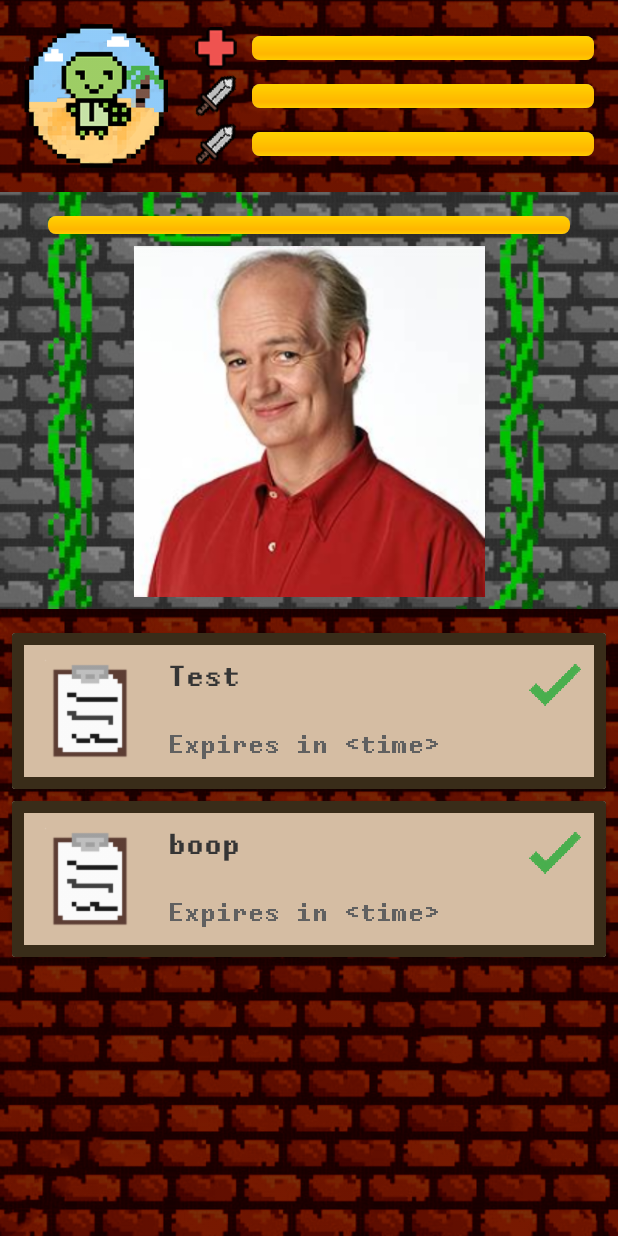
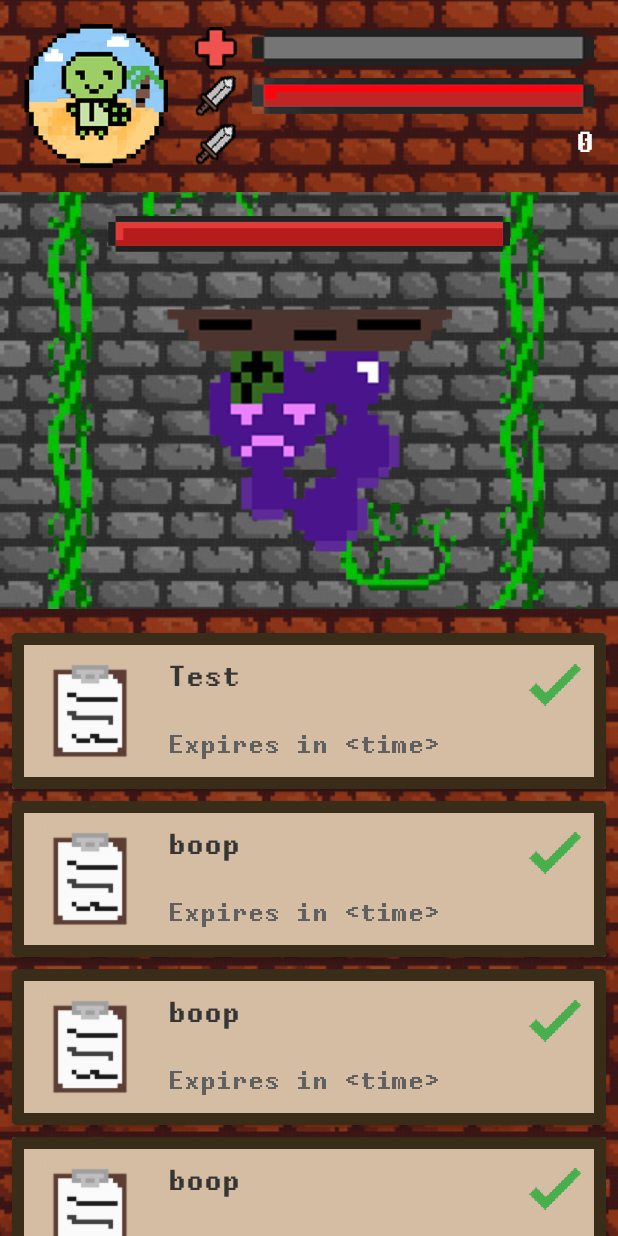
Before and after one commit to ltzehan/hackomania, an Android app: the screen it shows after launch (MainActivity), on a phone screen of 412 x 824 dp. Run offline under Robolectric (Android 15) with nearby library versions, the light colour scheme and no system bars.

Commit message:
reworking progressbar

```diff
--- a/app/app/src/main/java/qihaoooooo/kyoho/MainActivity.java
+++ b/app/app/src/main/java/qihaoooooo/kyoho/MainActivity.java
@@ -5,6 +5,7 @@ import android.os.Bundle;
 import android.support.v7.widget.LinearLayoutManager;
 import android.support.v7.widget.RecyclerView;
 import android.view.View;
+import android.widget.TextView;
 
 import java.util.ArrayList;
 import java.util.List;
@@ -26,8 +27,9 @@ public class MainActivity extends AppCompatActivity {
     // value bars
     private ValueBar healthBar;
     private ValueBar attackBar;
-    private ValueBar expBar;
     private ValueBar bossBar;
+
+    private TextView expTextView;
 
     @Override
     protected void onCreate(Bundle savedInstanceState) {
@@ -38,13 +40,19 @@ public class MainActivity extends AppCompatActivity {
 
         healthBar = findViewById(R.id.healthBar);
         attackBar = findViewById(R.id.attackBar);
-        expBar = findViewById(R.id.expBar);
         bossBar = findViewById(R.id.bossHealthBar);
+        expTextView = findViewById(R.id.expTextView);
+
+        healthBar.setBarProp(100,100);
+        attackBar.setBarProp(20, 5);
+        bossBar.setBarProp(1000, 1000);
 
         // TODO get tasks from server
         // tasks = serverHandler.getTaskList();
         tasks = new ArrayList<>();
         tasks.add(new Task("Test",10000,20));
+        tasks.add(new Task("boop", 4206969, 22222));
+        tasks.add(new Task("boop", 4206969, 22222));
         tasks.add(new Task("boop", 4206969, 22222));
 
         //
--- a/app/app/src/main/java/qihaoooooo/kyoho/model/TaskAdapter.java
+++ b/app/app/src/main/java/qihaoooooo/kyoho/model/TaskAdapter.java
@@ -25,7 +25,7 @@ public class TaskAdapter extends RecyclerView.Adapter<TaskAdapter.TaskViewHolder
         final int pos = i;
         Task t = tasks.get(i);
 
-        // TODO integrate icon and time
+        // TODO integrate icon
         // holder.taskIcon.setImageIcon();
         holder.taskDesc.setText(t.getTitle());
         holder.taskTimeLeft.setText(t.getTimeLeft());
--- a/app/app/src/main/java/qihaoooooo/kyoho/view/TaskRecyclerView.java
+++ b/app/app/src/main/java/qihaoooooo/kyoho/view/TaskRecyclerView.java
@@ -3,7 +3,6 @@ package qihaoooooo.kyoho.view;
 import android.content.Context;
 import android.support.v7.widget.RecyclerView;
 import android.util.AttributeSet;
-import android.util.Log;
 import android.view.View;
 
 public class TaskRecyclerView extends RecyclerView {
--- a/app/app/src/main/java/qihaoooooo/kyoho/view/ValueBar.java
+++ b/app/app/src/main/java/qihaoooooo/kyoho/view/ValueBar.java
@@ -3,32 +3,43 @@ package qihaoooooo.kyoho.view;
 import android.content.Context;
 import android.graphics.Canvas;
 import android.util.AttributeSet;
-import android.widget.ProgressBar;
+import android.widget.ImageView;
+import android.widget.RelativeLayout;
 
-// TODO extend ProgressBar
+public class ValueBar extends RelativeLayout {
 
-public class ValueBar extends ProgressBar {
+    private ImageView progressBar;
 
     private int maxValue;
     private int currentValue;
 
+    private int fill;
+
     public ValueBar(Context context) {
         super(context);
-        init(100, 100);
     }
 
     public ValueBar(Context context, AttributeSet attrs) {
         super(context, attrs);
-        init(100, 100);
+    }
+
+    public ValueBar(final Context context, final AttributeSet attrs, final int defStyle) {
+        super(context, attrs, defStyle);
+    }
+
+    @Override
+    protected void onFinishInflate() {
+        super.onFinishInflate();
+        progressBar = (ImageView) this.getChildAt(0);
     }
 
     @Override
     protected void onDraw(Canvas canvas) {
         super.onDraw(canvas);
+        progressBar.getDrawable().setLevel(fill);
     }
 
-    // bad flow it'll work for now
-    public void init(int maxValue, int currentValue) {
+    public void setBarProp(int maxValue, int currentValue) {
         this.maxValue = maxValue;
         this.currentValue = currentValue;
         update();
@@ -36,17 +47,22 @@ public class ValueBar extends ProgressBar {
 
     public void decrValue(int v) {
         currentValue -= v;
+        if (currentValue < 0) {
+            currentValue = 0;
+        }
         update();
     }
 
     public void incrValue(int v) {
         currentValue += v;
+        if (currentValue > maxValue) {
+            currentValue = maxValue;
+        }
         update();
     }
 
     private void update() {
-        int fill = (int) ((float) currentValue / maxValue) * 100;
-        super.setProgress(fill);
+        fill = (int) (1 - (float) currentValue / maxValue) * 10000;
     }
 
 }
--- /dev/null
+++ b/app/app/src/main/res/drawable/clip.xml
@@ -0,0 +1,7 @@
+<?xml version="1.0" encoding="utf-8"?>
+<clip xmlns:android="http://schemas.android.com/apk/res/android"
+    android:layout_height="match_parent"
+    android:layout_width="match_parent"
+    android:clipOrientation="horizontal"
+    android:drawable="@drawable/progressbar_red"
+    android:gravity="left" />
--- a/app/app/src/main/res/layout/activity_main.xml
+++ b/app/app/src/main/res/layout/activity_main.xml
@@ -14,10 +14,11 @@
         <ImageView
             android:layout_width="match_parent"
             android:layout_height="match_parent"
+            android:layout_alignBottom="@id/userPanel"
+            android:layout_alignTop="@id/userPanel"
             android:scaleType="centerCrop"
-            android:layout_alignTop="@id/userPanel"
-            android:layout_alignBottom="@id/userPanel"
-            android:src="@drawable/brickwall"/>
+            android:src="@drawable/brickwall"
+            android:visibility="visible" />
 
         <LinearLayout
             android:id="@+id/userPanel"
@@ -74,30 +75,59 @@
 
                 <qihaoooooo.kyoho.view.ValueBar
                     android:id="@+id/healthBar"
-                    style="@android:style/Widget.ProgressBar.Horizontal"
                     android:layout_width="match_parent"
                     android:layout_height="0dp"
                     android:layout_weight="1"
                     android:paddingBottom="@dimen/valueBarVerticalPadding"
-                    android:paddingTop="@dimen/valueBarVerticalPadding" />
+                    android:paddingTop="@dimen/valueBarVerticalPadding">
+
+                    <ImageView
+                        android:layout_width="match_parent"
+                        android:layout_height="match_parent"
+                        android:scaleType="fitXY"
+                        android:src="@drawable/progressbar_small" />
+
+                    <ImageView
+                        android:layout_width="match_parent"
+                        android:layout_height="match_parent"
+                        android:scaleType="fitXY"
+                        android:src="@drawable/clip"
+                        android:translationZ="20dp"/>
+
+                </qihaoooooo.kyoho.view.ValueBar>
 
                 <qihaoooooo.kyoho.view.ValueBar
                     android:id="@+id/attackBar"
-                    style="@android:style/Widget.ProgressBar.Horizontal"
                     android:layout_width="match_parent"
                     android:layout_height="0dp"
                     android:layout_weight="1"
                     android:paddingBottom="@dimen/valueBarVerticalPadding"
-                    android:paddingTop="@dimen/valueBarVerticalPadding" />
+                    android:paddingTop="@dimen/valueBarVerticalPadding">
 
-                <qihaoooooo.kyoho.view.ValueBar
-                    android:id="@+id/expBar"
-                    style="@android:style/Widget.ProgressBar.Horizontal"
+                    <ImageView
+                        android:layout_width="match_parent"
+                        android:layout_height="match_parent"
+                        android:scaleType="fitXY"
+                        android:src="@drawable/progressbar_small" />
+
+                    <ImageView
+                        android:layout_width="match_parent"
+                        android:layout_height="match_parent"
+                        android:scaleType="fitXY"
+                        android:src="@drawable/progressbar_red"
+                        android:translationZ="20dp"/>
+
+                </qihaoooooo.kyoho.view.ValueBar>
+
+                <qihaoooooo.kyoho.view.PixelTextView
+                    android:id="@+id/expTextView"
                     android:layout_width="match_parent"
                     android:layout_height="0dp"
                     android:layout_weight="1"
-                    android:paddingBottom="@dimen/valueBarVerticalPadding"
-                    android:paddingTop="@dimen/valueBarVerticalPadding" />
+                    android:gravity="right|center_vertical"
+                    android:textSize="18dp"
+                    android:textColor="@android:color/white"
+                    android:text="0"/>
 
             </LinearLayout>
 
@@ -125,12 +155,26 @@
 
             <qihaoooooo.kyoho.view.ValueBar
                 android:id="@+id/bossHealthBar"
-                style="@android:style/Widget.ProgressBar.Horizontal"
                 android:layout_width="match_parent"
                 android:layout_height="@dimen/bossBarHeight"
-                android:layout_marginLeft="32dp"
-                android:layout_marginRight="32dp"
-                android:layout_marginTop="16dp" />
+                android:layout_marginLeft="72dp"
+                android:layout_marginRight="72dp"
+                android:layout_marginTop="16dp">
+
+                <ImageView
+                    android:layout_width="match_parent"
+                    android:layout_height="wrap_content"
+                    android:scaleType="fitXY"
+                    android:src="@drawable/progressbar_large" />
+
+                <ImageView
+                    android:layout_width="match_parent"
+                    android:layout_height="wrap_content"
+                    android:scaleType="fitXY"
+                    android:src="@drawable/progressbar_largered"
+                    android:translationZ="20dp"/>
+
+            </qihaoooooo.kyoho.view.ValueBar>
 
             <ImageView
                 android:layout_width="match_parent"
@@ -139,7 +183,7 @@
                 android:layout_centerHorizontal="true"
                 android:layout_margin="8dp"
                 android:scaleType="fitCenter"
-                android:src="@drawable/placeholder"/>
+                android:src="@drawable/kyoho"/>
 
         </RelativeLayout>
 
--- a/app/app/src/main/res/values/dimen.xml
+++ b/app/app/src/main/res/values/dimen.xml
@@ -2,14 +2,14 @@
 <resources>
 
     <item name="userIconHeight" type="dimen">96dp</item>
-    <item name="valueBarVerticalPadding" type="dimen">8dp</item>
+    <item name="valueBarVerticalPadding" type="dimen">4dp</item>
     <item name="valueBarIconPadding" type="dimen">2dp</item>
     <item name="taskIconHeight" type="dimen">72dp</item>
     <item name="taskTextPadding" type="dimen">12dp</item>
     <item name="taskDescSize" type="dimen">18dp</item>
     <item name="taskTimeLeftSize" type="dimen">16dp</item>
     <item name="taskDoneWidth" type="dimen">36dp</item>
-    <item name="bossBarHeight" type="dimen">12dp</item>
+    <item name="bossBarHeight" type="dimen">24dp</item>
     <item name="noTasksTextSize" type="dimen">24dp</item>
 
 </resources>
```
Also changed, not shown: app/app/src/main/res/drawable/brickwall.png, app/app/src/main/res/drawable/kyoho.png (added), app/app/src/main/res/drawable/progressbar_large.png (added), app/app/src/main/res/drawable/progressbar_largered.png (added), app/app/src/main/res/drawable/progressbar_red.png (added), app/app/src/main/res/drawable/progressbar_small.png (added).
